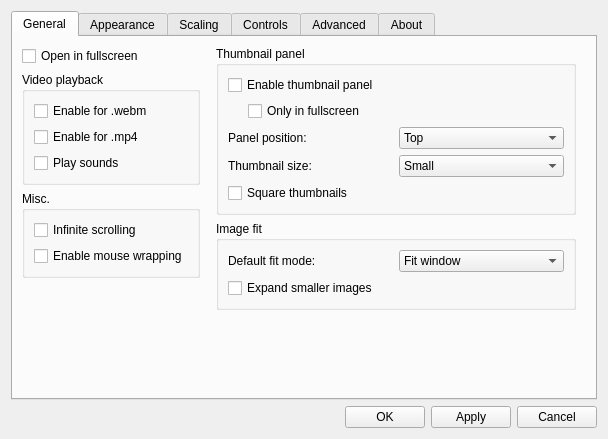
Above: gui/dialogs/settingsdialog.ui from do-i/thumbgrid before the change. Below: the same form after it.
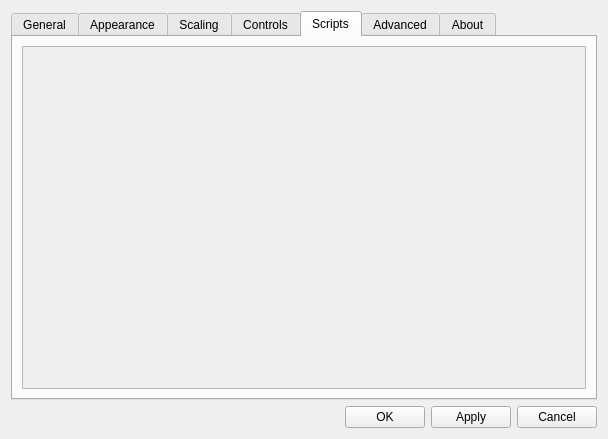
That is the form after the change. The open tabs and pages were chosen to show the change. Icons and pictures are not drawn. Custom widgets are drawn as their Qt base class.

```diff
--- a/gui/dialogs/settingsdialog.ui
+++ b/gui/dialogs/settingsdialog.ui
@@ -1327,6 +1327,35 @@
        </item>
       </layout>
      </widget>
+     <widget class="QWidget" name="tab_7">
+      <attribute name="title">
+       <string>Scripts</string>
+      </attribute>
+      <layout class="QVBoxLayout" name="verticalLayout_16">
+       <item>
+        <widget class="QScrollArea" name="scrollArea">
+         <property name="widgetResizable">
+          <bool>true</bool>
+         </property>
+         <widget class="QWidget" name="scrollAreaWidgetContents">
+          <property name="geometry">
+           <rect>
+            <x>0</x>
+            <y>0</y>
+            <width>566</width>
+            <height>335</height>
+           </rect>
+          </property>
+          <layout class="QVBoxLayout" name="verticalLayout_19">
+           <item>
+            <layout class="QVBoxLayout" name="scriptsLayout"/>
+           </item>
+          </layout>
+         </widget>
+        </widget>
+       </item>
+      </layout>
+     </widget>
      <widget class="QWidget" name="tab_2">
       <property name="sizePolicy">
        <sizepolicy hsizetype="MinimumExpanding" vsizetype="MinimumExpanding">
```
